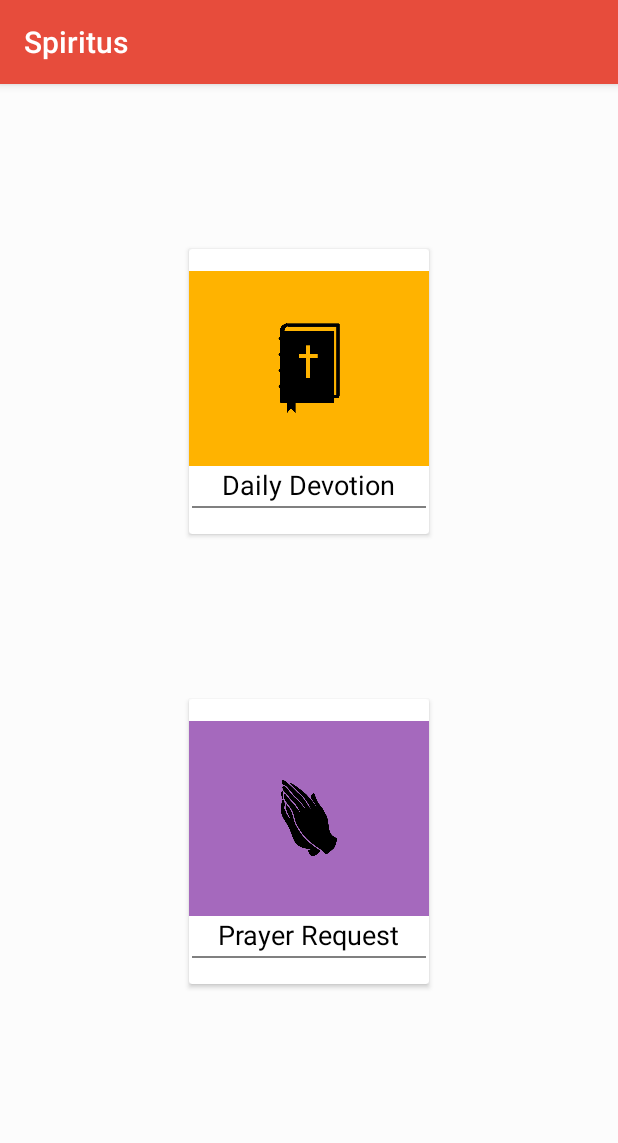
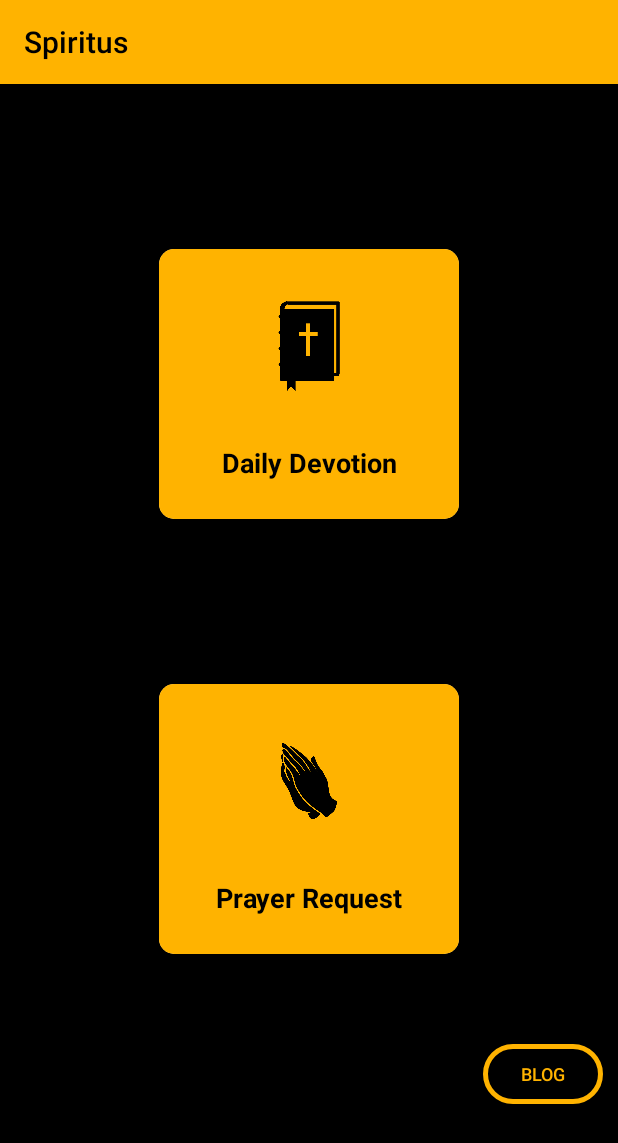
Before and after one commit to Charles-Omwa/Spiritus, an Android app: the screen it shows after launch (MainActivity), on a phone screen of 412 x 824 dp. Shown: the top 1143 px of the screen. Run offline under Robolectric (Android 15) with nearby library versions, the phone set to English and light mode, and no system bars.

Commit message:
commit 2

```diff
--- a/app/src/main/java/com/example/spiritus/MainActivity.java
+++ b/app/src/main/java/com/example/spiritus/MainActivity.java
@@ -5,7 +5,9 @@ import androidx.cardview.widget.CardView;
 
 import android.content.Intent;
 import android.os.Bundle;
+import android.service.controls.actions.FloatAction;
 import android.view.View;
+import android.widget.Button;
 
 public class MainActivity extends AppCompatActivity {
 
@@ -40,6 +42,19 @@ public class MainActivity extends AppCompatActivity {
             }
         });
 
+        final Button button = (Button) findViewById(R.id.btn_facebook);
+
+        button.setOnClickListener(new View.OnClickListener() {
+
+            @Override
+            public void onClick(View view) {
+
+                Intent a = new Intent(getApplicationContext(),ShowWebView.class);
+                startActivity(a);
+
+            }
+        });
+
 
 
     }
--- a/app/src/main/res/drawable/round_button.xml
+++ b/app/src/main/res/drawable/round_button.xml
@@ -1,5 +1,5 @@
 <shape xmlns:android="http://schemas.android.com/apk/res/android"
     android:shape="rectangle">
-    <stroke android:width="3dp" android:color="#99090E18"></stroke>
+    <stroke android:width="3dp" android:color="@color/yellow"></stroke>
     <corners android:radius="145dp" />
 </shape>
--- a/app/src/main/res/layout/activity_main.xml
+++ b/app/src/main/res/layout/activity_main.xml
@@ -1,11 +1,13 @@
 <?xml version="1.0" encoding="utf-8"?>
-<RelativeLayout
-    xmlns:android="http://schemas.android.com/apk/res/android"
+<RelativeLayout xmlns:android="http://schemas.android.com/apk/res/android"
     xmlns:tools="http://schemas.android.com/tools"
     android:layout_width="match_parent"
     android:layout_height="match_parent"
+    xmlns:app="http://schemas.android.com/apk/res-auto"
     android:padding="10dp"
-    android:background="#FCFCFC">
+    android:background="@color/black">
+
+
     <ScrollView
         android:layout_width="fill_parent"
         android:layout_height="wrap_content">
@@ -39,13 +41,14 @@
 
         <androidx.cardview.widget.CardView
             android:id="@+id/bankcardId5"
-            android:layout_width="160dp"
-            android:layout_height="190dp"
+            android:layout_width="200dp"
+            android:layout_height="wrap_content"
             android:layout_gravity="center"
             android:layout_margin="100dp"
+            app:cardCornerRadius="10dp"
             android:clickable="true"
             android:foreground="?android:attr/selectableItemBackground"
-            android:padding="0dp">
+            android:padding="20dp">
 
             <LinearLayout
                 android:layout_width="match_parent"
@@ -71,17 +74,20 @@
                 </LinearLayout>
 
                 <TextView
-                    android:layout_width="wrap_content"
-                    android:layout_height="wrap_content"
+                    android:layout_width="200dp"
+                    android:layout_height="50dp"
+                    android:background="@color/yellow"
                     android:text="Daily Devotion"
+                    android:textAlignment="center"
+                    android:textStyle="bold"
                     android:textColor="#000"
                     android:textSize="18dp" />
 
-                <View
-                    android:layout_width="match_parent"
-                    android:layout_height="1dp"
-                    android:layout_margin="2dp"
-                    android:background="@color/lightgray" />
+<!--                <View-->
+<!--                    android:layout_width="match_parent"-->
+<!--                    android:layout_height="1dp"-->
+<!--                    android:layout_margin="2dp"-->
+<!--                    android:background="@color/lightgray" />-->
 
 <!--                <TextView-->
 <!--                    android:layout_width="wrap_content"-->
@@ -94,10 +100,12 @@
 
         <androidx.cardview.widget.CardView
             android:id="@+id/bankcardId4"
-            android:layout_width="160dp"
-            android:layout_height="190dp"
+            android:layout_width="200dp"
+            android:layout_height="wrap_content"
             android:layout_gravity="center"
             android:layout_margin="10dp"
+            app:cardCornerRadius="10dp"
+
             android:clickable="true"
             android:foreground="?android:attr/selectableItemBackground"
             android:padding="0dp">
@@ -111,7 +119,7 @@
                 <LinearLayout
                     android:layout_width="match_parent"
                     android:layout_height="130dp"
-                    android:background="@color/darkpurple"
+                    android:background="@color/yellow"
                     android:gravity="center">
 
                     <ImageView
@@ -122,17 +130,20 @@
                 </LinearLayout>
 
                 <TextView
-                    android:layout_width="wrap_content"
-                    android:layout_height="wrap_content"
+                    android:layout_width="200dp"
+                    android:layout_height="50dp"
                     android:text="Prayer Request"
+                    android:textAlignment="center"
+                    android:background="@color/yellow"
                     android:textColor="#000"
+                    android:textStyle="bold"
                     android:textSize="18dp" />
 
-                <View
-                    android:layout_width="match_parent"
-                    android:layout_height="1dp"
-                    android:layout_margin="2dp"
-                    android:background="@color/lightgray" />
+<!--                <View-->
+<!--                    android:layout_width="match_parent"-->
+<!--                    android:layout_height="1dp"-->
+<!--                    android:layout_margin="2dp"-->
+<!--                    android:background="@color/lightgray" />-->
 
 <!--                <TextView-->
 <!--                    android:layout_width="wrap_content"-->
@@ -143,5 +154,18 @@
             </LinearLayout>
         </androidx.cardview.widget.CardView>
 
+
+        <Button
+            android:layout_width="80dp"
+            android:layout_height="40dp"
+            android:background="@drawable/round_button"
+            android:text="Blog"
+            android:clickable="true"
+            android:textColor="@color/yellow"
+            android:layout_marginTop="50dp"
+            android:layout_gravity="right"
+            android:id="@+id/btn_facebook"
+            android:textSize="12dp"
+            />
     </LinearLayout>
 </RelativeLayout>
--- a/app/src/main/res/layout/devotion.xml
+++ b/app/src/main/res/layout/devotion.xml
@@ -4,6 +4,7 @@
     android:id="@+id/activity_main"
     android:layout_width="match_parent"
     android:layout_height="match_parent"
+    android:background="@color/black"
     tools:context="com.example.spiritus.DevotionActivity">
 
     <androidx.recyclerview.widget.RecyclerView
@@ -17,6 +18,9 @@
         android:layout_width="wrap_content"
         android:layout_height="wrap_content"
         android:layout_centerVertical="true"
+        android:indeterminate="true"
+        android:indeterminateTintMode="src_atop"
+        android:indeterminateTint="@color/yellow"
         android:layout_centerHorizontal="true"
         android:id="@+id/progressBar"
         />
--- a/app/src/main/res/values/styles.xml
+++ b/app/src/main/res/values/styles.xml
@@ -2,9 +2,11 @@
     <!-- Base application theme. -->
     <style name="AppTheme" parent="Theme.AppCompat.Light.DarkActionBar">
         <!-- Customize your theme here. -->
-        <item name="colorPrimary">@color/colorPrimary</item>
-        <item name="colorPrimaryDark">@color/colorPrimaryDark</item>
-        <item name="colorAccent">@color/colorAccent</item>
+        <item name="colorPrimary">@color/yellow</item>
+        <item name="colorPrimaryDark">@color/black</item>
+        <item name="colorAccent">@color/black</item>
+        <item name="titleTextColor">@color/black</item>
+
     </style>
 
 </resources>
```
Also changed, not shown: app/build.gradle (+7 -0 lines), app/src/main/AndroidManifest.xml (+13 -0 lines), app/src/main/java/com/example/spiritus/DevotionActivity.java (+19 -1 lines), app/src/main/res/layout/cardview.xml (deleted, +0 -143 lines), app/src/main/res/layout/donation.xml (+13 -3 lines), app/src/main/res/layout/prayer.xml (+72 -19 lines).
